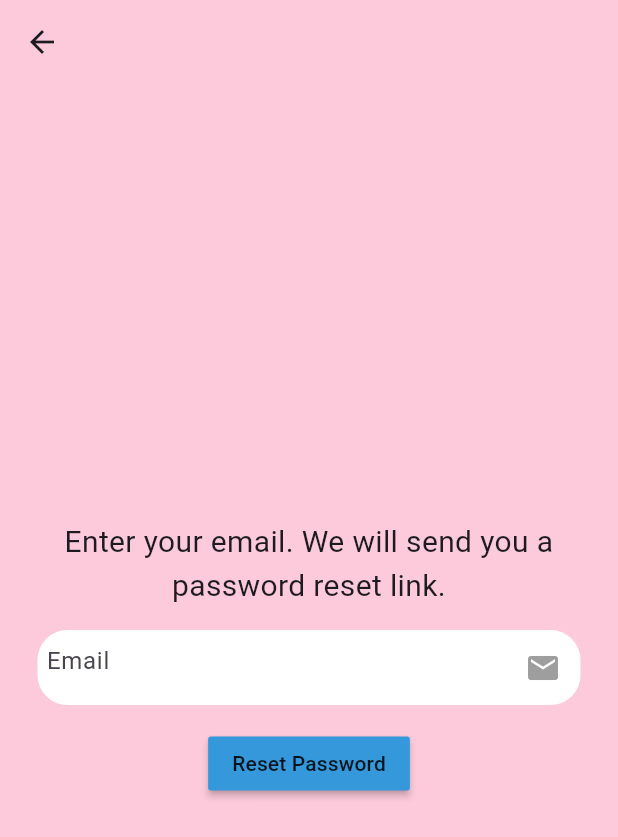
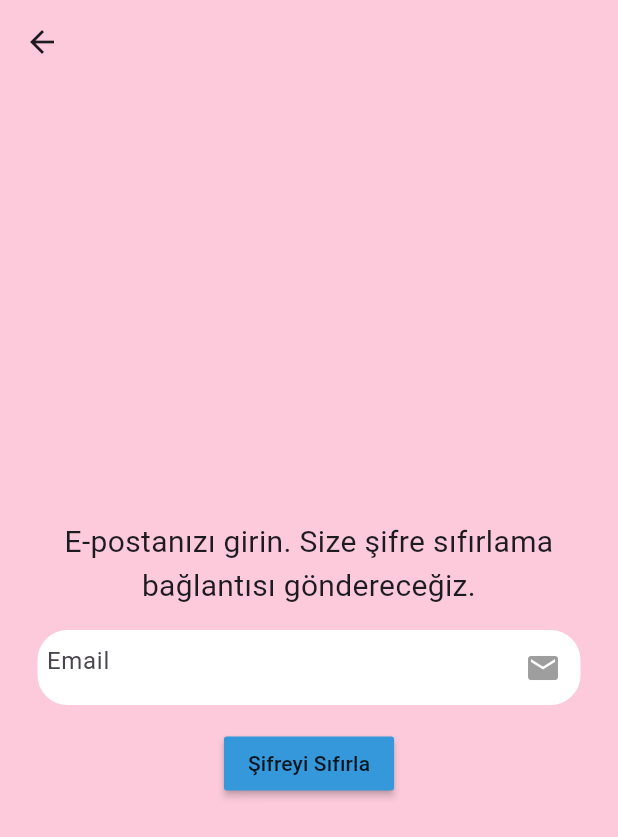
Before and after one commit to pinareray/Flutter-Word-Game, a Flutter app: the screen it shows after launch, after a tap on "Şifremi Unuttum", on a phone screen of 412 x 824 dp. Shown: the top 837 px of the screen. Run offline on Flutter 3.47's test engine with Material 3 defaults, Android fonts, the phone set to English and light mode, and no system bars; our stand-ins replace animated_splash_screen, cloud_firestore, firebase_auth, firebase_core, firebase_storage, fl_chart and 7 more; accounts and stored records are empty.

Commit message:
complete app

```diff
--- a/analysis_options.yaml
+++ b/analysis_options.yaml
@@ -21,6 +21,11 @@
   # `// ignore_for_file: name_of_lint` syntax on the line or in the file
   # producing the lint.
   rules:
+    always_declare_return_types: true
+    avoid_print: true
+    prefer_const_constructors: true
+    unnecessary_this: true
+    sort_pub_dependencies: true
     # avoid_print: false  # Uncomment to disable the `avoid_print` rule
     # prefer_single_quotes: true  # Uncomment to enable the `prefer_single_quotes` rule
 
--- a/lib/core/services/firestore_service.dart
+++ b/lib/core/services/firestore_service.dart
@@ -16,7 +16,7 @@
       .collection('settings')
       .doc('preferences');
 
-  /// Yeni kelime ekler
+  /// Yeni kelime ekleme
   Future<void> addWord(Word word) async {
     try {
       await _userWordsRef.doc(word.id).set(word.toMap());
--- a/lib/core/services/pdf_service.dart
+++ b/lib/core/services/pdf_service.dart
@@ -1,4 +1,5 @@
 import 'dart:io';
+import 'package:flutter_word_game/product/constants/size_utils.dart';
 import 'package:pdf/pdf.dart';
 import 'package:pdf/widgets.dart' as pw;
 import 'package:printing/printing.dart';
@@ -17,7 +18,7 @@
         build: (pw.Context context) => pw.Column(
           crossAxisAlignment: pw.CrossAxisAlignment.start,
           children: [
-            pw.Text("Kelime Ezberleme Başarı Raporu", style: pw.TextStyle(fontSize: 20)),
+            pw.Text("Kelime Ezberleme Başarı Raporu", style: pw.TextStyle(fontSize: Numbers.medium)),
             pw.SizedBox(height: 20),
             pw.Text("Toplam kelime sayısı: $total"),
             pw.Text("Doğru cevap sayısı: $correct"),
--- a/lib/feature/screens/login /forgot_password_page.dart
+++ b/lib/feature/screens/login /forgot_password_page.dart
@@ -4,7 +4,6 @@
 import 'package:flutter_word_game/product/constants/color_utils.dart';
 import 'package:flutter_word_game/product/constants/size_utils.dart';
 import 'package:flutter_word_game/product/constants/texts/app_text.dart';
-import 'package:flutter_word_game/product/constants/texts/login_page_text.dart'; // 🔹 yeni eklenen metin dosyası
 
 class ForgotPasswordPage extends StatefulWidget {
   const ForgotPasswordPage({super.key});
@@ -54,21 +53,23 @@
       body: Column(
         mainAxisAlignment: MainAxisAlignment.center,
         children: [
-          Text(
+          const Text(
             ForgotPasswordTexts.pageInstruction,
             textAlign: TextAlign.center,
             style: TextStyle(fontSize: Numbers.medium),
           ),
           SizedBoxUtils.smallBox,
+
           CustomTextField(
             hintText: AppTexts.email,
             controller: _emailController,
             suffixIcon: Icons.email,
           ),
           SizedBoxUtils.smallBox,
+
           MaterialButton(
             onPressed: passwordReset,
-            child: Text(ForgotPasswordTexts.resetButton),
+            child: const Text(ForgotPasswordTexts.resetButton),
             color: ColorUtils.lightBlue,
           ),
         ],
--- a/lib/feature/screens/login /login_page.dart
+++ b/lib/feature/screens/login /login_page.dart
@@ -3,7 +3,6 @@
 import 'package:flutter_word_game/product/components/custom_text_field.dart';
 import 'package:flutter_word_game/product/constants/texts/app_text.dart';
 import 'package:flutter_word_game/product/constants/color_utils.dart';
-import 'package:flutter_word_game/product/constants/texts/login_page_text.dart';
 import 'package:flutter_word_game/product/constants/size_utils.dart';
 import 'package:google_fonts/google_fonts.dart';
 
@@ -48,11 +47,11 @@
         context: context,
         builder:
             (context) => AlertDialog(
-              title: Text(LoginPageTexts.errorTitle),
+              title: const Text(LoginPageTexts.errorTitle),
               content: Text(message),
               actions: [
                 TextButton(
-                  child: Text(LoginPageTexts.okButton),
+                  child: const Text(LoginPageTexts.okButton),
                   onPressed: () => Navigator.of(context).pop(),
                 ),
               ],
@@ -79,13 +78,13 @@
             child: Column(
               mainAxisAlignment: MainAxisAlignment.center,
               children: [
-                Icon(Icons.account_circle_sharp, size: Numbers.xLarge),
+                const Icon(Icons.account_circle_sharp, size: Numbers.xLarge),
                 Text(
                   LoginPageTexts.welcomeMessage,
                   style: GoogleFonts.fahkwang(fontSize: Numbers.mediumTree),
                 ),
                 SizedBoxUtils.smallBox,
-                Text(
+                const Text(
                   LoginPageTexts.subMessage,
                   style: TextStyle(fontSize: Numbers.small),
                   textAlign: TextAlign.center,
@@ -95,7 +94,7 @@
                 // Kullanıcı adı textfield
                 CustomTextField(
                   controller: _userNameController,
-                  hintText: LoginPageTexts.userNameOrEmail,
+                  hintText: AppTexts.email,
                   suffixIcon: Icons.email,
                 ),
                 SizedBoxUtils.smallBox,
@@ -122,7 +121,7 @@
                         color: ColorUtils.lightBlue,
                         borderRadius: BorderRadius.circular(20),
                       ),
-                      child: Center(
+                      child: const Center(
                         child: Text(
                           AppTexts.signInText,
                           style: TextStyle(
@@ -139,10 +138,10 @@
                 Row(
                   mainAxisAlignment: MainAxisAlignment.center,
                   children: [
-                    Text(LoginPageTexts.signUpQuestionText),
+                    const Text(LoginPageTexts.signUpQuestionText),
                     GestureDetector(
                       onTap: widget.showRegisterPage,
-                      child: Text(
+                      child: const Text(
                         LoginPageTexts.signUpText,
                         style: TextStyle(
                           fontWeight: FontWeight.bold,
--- a/lib/feature/screens/quiz_screen.dart
+++ b/lib/feature/screens/quiz_screen.dart
@@ -1,7 +1,7 @@
 import 'package:flutter/material.dart';
 import 'package:firebase_auth/firebase_auth.dart';
 import 'package:flutter_word_game/core/services/firestore_service.dart';
-import 'package:flutter_word_game/core/tts_service.dart';
+import 'package:flutter_word_game/core/services/tts_service.dart';
 import 'package:flutter_word_game/feature/models/word.dart';
 import 'package:percent_indicator/linear_percent_indicator.dart';
 
--- a/lib/feature/screens/rewiew_today_screen.dart
+++ b/lib/feature/screens/rewiew_today_screen.dart
@@ -1,6 +1,6 @@
 import 'package:firebase_auth/firebase_auth.dart';
 import 'package:flutter/material.dart';
-import 'package:flutter_word_game/core/tts_service.dart';
+import 'package:flutter_word_game/core/services/tts_service.dart';
 import '../../core/services/firestore_service.dart';
 import '../models/word.dart';
 import 'quiz_screen.dart';
--- a/lib/feature/screens/word_listen_screen.dart
+++ b/lib/feature/screens/word_listen_screen.dart
@@ -1,7 +1,7 @@
 import 'package:cloud_firestore/cloud_firestore.dart';
 import 'package:firebase_auth/firebase_auth.dart';
 import 'package:flutter/material.dart';
-import 'package:flutter_word_game/core/tts_service.dart';
+import 'package:flutter_word_game/core/services/tts_service.dart';
 import '../models/word.dart';
 
 class WordListScreen extends StatelessWidget {
--- a/lib/product/components/custom_text_field.dart
+++ b/lib/product/components/custom_text_field.dart
@@ -1,7 +1,7 @@
 import 'package:flutter/material.dart';
 import 'package:flutter_word_game/feature/screens/login%20/forgot_password_page.dart';
 import 'package:flutter_word_game/product/constants/color_utils.dart';
-import 'package:flutter_word_game/product/constants/texts/login_page_text.dart';
+import 'package:flutter_word_game/product/constants/texts/app_text.dart';
 import 'package:flutter_word_game/product/constants/size_utils.dart';
 
 class CustomTextField extends StatelessWidget {
--- a/lib/product/constants/texts/app_text.dart
+++ b/lib/product/constants/texts/app_text.dart
@@ -3,4 +3,57 @@
   static const String password = 'Şifre';
   static const String email = 'Email';
   static const String signInText = 'Giriş Yap';
+  static const String succesful = 'Başarılı';
+  static const String weakPassword = 'Zayıf Şifre';
 }
+
+class LoginPageTexts {
+  static const String welcomeMessage = 'Hoş Geldiniz';
+
+  static const String subMessage =
+      'Lütfen oyuna başlamak için kayıt olun veya giriş yapın. İyi eğlenceler!';
+  static const String forgotpassword = 'Şifremi Unuttum';
+  static const String signUpQuestionText = 'Hesabınız yok mu?';
+  static const String signUpText = 'Hemen Kaydolun';
+
+  // HATA MESAJLARI
+  static const String error = 'Hata';
+  static const String unkownError = 'Bilinmeyen bir hata oluştu.';
+  static const String registrationError = 'Kayıt Hatası';
+  static const String errorTitle = 'Giriş Hatası';
+  static const String userNotFound =
+      'Bu e-posta ile kayıtlı bir kullanıcı bulunamadı.';
+  static const String wrongPassword = 'Girilen şifre yanlış.';
+  static const String invalidEmail = 'Geçersiz e-posta adresi.';
+  static const String invalidEmailMessage =
+      'Lütfen geçerli bir e-posta adresi giriniz.';
+  static const String generalError =
+      'Bir hata oluştu. Lütfen şifrenizi ya da e-postanızı kontrol edin.';
+  static const String okButton = 'Tamam';
+}
+
+class ForgotPasswordTexts {
+  static const String pageInstruction =
+      'E-postanızı girin. Size şifre sıfırlama bağlantısı göndereceğiz.';
+  static const String resetButton = 'Şifreyi Sıfırla';
+  static const String resetSuccess =
+      'Şifre sıfırlama bağlantısı gönderildi! E-postanızı kontrol edin.';
+  static const String resetError = 'Bir hata oluştu. Lütfen tekrar deneyin.';
+}
+
+class RegisterPageText {
+  static const String newAccountMessage = 'Yeni Hesap Oluşturun';
+  static const String subMessage =
+      'Lütfen oyuna başlamak için yeni bir hesap yaratın.';
+  static const String loginQuestionMessage = 'Zaten hesabınız var mı?';
+  static const String signUpMessage = 'Kayıt Ol';
+  static const String confirmPassword = 'Şifreyi Onayla';
+  static const String existingEmail = 'Bu e-posta adresi zaten kullanımda';
+  static const String succesfulMessage = 'Kayıt başarıyla tamamlandı.';
+  static const String emptyUsernameTitle = 'Eksik Bilgi';
+  static const String emptyUsernameMessage = 'Kullanıcı adı boş olamaz.';
+  static const String shortPasswordMessage =
+      'Şifre en az 6 karakter olmalıdır.';
+  static const String passwordMismatchTitle = 'Şifre Hatası';
+  static const String passwordMismatchMessage = 'Şifreler uyuşmuyor.';
+}
--- a/lib/product/constants/texts/login_page_text.dart
+++ /dev/null
@@ -1,28 +0,0 @@
-class LoginPageTexts {
-  static const String welcomeMessage = 'Hoş Geldiniz';
-  static const String userNameOrEmail = "E-mail";
-  static const String subMessage =
-      'Lütfen oyuna başlamak için kayıt olun veya giriş yapın. İyi eğlenceler!';
-  static const String forgotpassword = 'Şifremi Unuttum';
-  static const String signUpQuestionText = 'Hesabınız yok mu?';
-  static const String signUpText = 'Hemen Kaydolun';
-
-  // HATA MESAJLARI
-  static const String errorTitle = 'Giriş Hatası';
-  static const String userNotFound =
-      'Bu e-posta ile kayıtlı bir kullanıcı bulunamadı.';
-  static const String wrongPassword = 'Girilen şifre yanlış.';
-  static const String invalidEmail = 'Geçersiz e-posta adresi.';
-  static const String generalError =
-      'Bir hata oluştu. Lütfen şifrenizi ya da e-postanızı kontrol edin.';
-  static const String okButton = 'Tamam';
-}
-
-class ForgotPasswordTexts {
-  static const String pageInstruction =
-      'Enter your email. We will send you a password reset link.';
-  static const String resetButton = 'Reset Password';
-  static const String resetSuccess =
-      'Password reset link sent! Check your email.';
-  static const String resetError = 'An error occurred. Please try again.';
-}
--- a/pubspec.yaml
+++ b/pubspec.yaml
@@ -78,6 +78,7 @@
   # package. See that file for information about deactivating specific lint
   # rules and activating additional ones.
   flutter_lints: ^5.0.0
+  custom_lint: ^0.7.5
 
 # For information on the generic Dart part of this file, see the
 # following page: https://dart.dev/tools/pub/pubspec
```
Also changed, not shown: lib/feature/models/word.dart (+5 -5 lines), lib/feature/screens/login /register_page.dart (+38 -24 lines), lib/feature/screens/puzzle_screen.dart (+14 -12 lines), lib/product/constants/texts/register_page_text.dart (deleted, +0 -12 lines), .scannerwork/report-task.txt (added), lib/core/services/tts_service.dart (renamed from lib/core/tts_service.dart), pubspec.lock, 2 other files.
